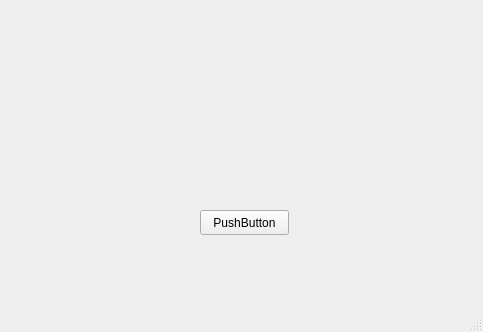
Above: mainwindow.ui from zsv-github/multi-video-ui before the change. Below: the same form after it.
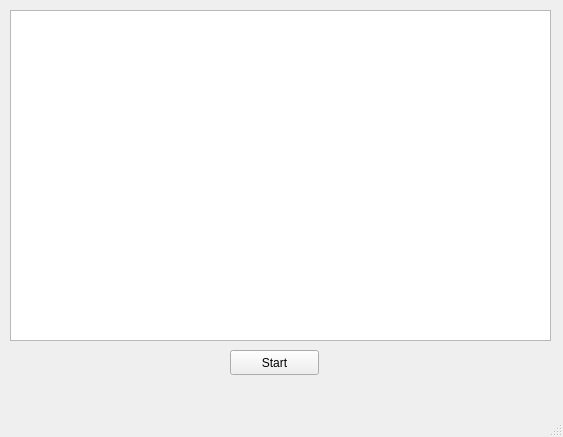
That is the form after the change.

```diff
--- a/mainwindow.ui
+++ b/mainwindow.ui
@@ -6,8 +6,8 @@
    <rect>
     <x>0</x>
     <y>0</y>
-    <width>483</width>
-    <height>332</height>
+    <width>563</width>
+    <height>437</height>
    </rect>
   </property>
   <property name="windowTitle">
@@ -17,14 +17,24 @@
    <widget class="QPushButton" name="pushButton">
     <property name="geometry">
      <rect>
-      <x>200</x>
-      <y>210</y>
+      <x>230</x>
+      <y>350</y>
       <width>89</width>
       <height>25</height>
      </rect>
     </property>
     <property name="text">
-     <string>PushButton</string>
+     <string>Start</string>
+    </property>
+   </widget>
+   <widget class="QGraphicsView" name="graphicsView">
+    <property name="geometry">
+     <rect>
+      <x>10</x>
+      <y>10</y>
+      <width>541</width>
+      <height>331</height>
+     </rect>
     </property>
    </widget>
   </widget>
```
Left out of the diff: 4 changed lines with no effect on the pictures.
